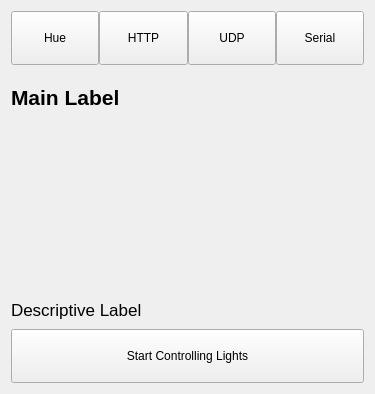
Old version of the form src/discoverypage.ui in the repository timsee/Corluma.
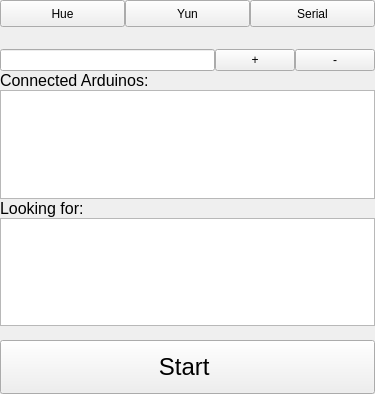
New version of the form.

Diff of the .ui file:
```diff
--- a/src/discoverypage.ui
+++ b/src/discoverypage.ui
@@ -13,16 +13,34 @@
   <property name="windowTitle">
    <string>Form</string>
   </property>
-  <layout class="QGridLayout" name="gridLayout" rowstretch="2,2,6,1,0,2">
-   <item row="0" column="0">
-    <layout class="QHBoxLayout" name="horizontalLayout">
+  <layout class="QVBoxLayout" name="verticalLayout" stretch="2,1,1,1,8,1,8,1,4">
+   <property name="spacing">
+    <number>0</number>
+   </property>
+   <property name="leftMargin">
+    <number>0</number>
+   </property>
+   <property name="topMargin">
+    <number>0</number>
+   </property>
+   <property name="rightMargin">
+    <number>0</number>
+   </property>
+   <property name="bottomMargin">
+    <number>0</number>
+   </property>
+   <item>
+    <layout class="QHBoxLayout" name="commButtonLayout">
      <property name="spacing">
       <number>0</number>
      </property>
+     <property name="topMargin">
+      <number>0</number>
+     </property>
      <item>
       <widget class="QPushButton" name="hueButton">
        <property name="sizePolicy">
-        <sizepolicy hsizetype="Minimum" vsizetype="Expanding">
+        <sizepolicy hsizetype="Expanding" vsizetype="Expanding">
          <horstretch>0</horstretch>
          <verstretch>0</verstretch>
         </sizepolicy>
@@ -33,35 +51,22 @@
       </widget>
      </item>
      <item>
-      <widget class="QPushButton" name="httpButton">
+      <widget class="QPushButton" name="yunButton">
        <property name="sizePolicy">
-        <sizepolicy hsizetype="Minimum" vsizetype="Expanding">
+        <sizepolicy hsizetype="Expanding" vsizetype="Expanding">
          <horstretch>0</horstretch>
          <verstretch>0</verstretch>
         </sizepolicy>
        </property>
        <property name="text">
-        <string>HTTP</string>
-       </property>
-      </widget>
-     </item>
-     <item>
-      <widget class="QPushButton" name="udpButton">
-       <property name="sizePolicy">
-        <sizepolicy hsizetype="Minimum" vsizetype="Expanding">
-         <horstretch>0</horstretch>
-         <verstretch>0</verstretch>
-        </sizepolicy>
-       </property>
-       <property name="text">
-        <string>UDP</string>
+        <string>Yun</string>
        </property>
       </widget>
      </item>
      <item>
       <widget class="QPushButton" name="serialButton">
        <property name="sizePolicy">
-        <sizepolicy hsizetype="Minimum" vsizetype="Expanding">
+        <sizepolicy hsizetype="Expanding" vsizetype="Expanding">
          <horstretch>0</horstretch>
          <verstretch>0</verstretch>
         </sizepolicy>
@@ -73,54 +78,146 @@
      </item>
     </layout>
    </item>
-   <item row="1" column="0">
-    <widget class="QLabel" name="label">
-     <property name="font">
-      <font>
-       <pointsize>16</pointsize>
-       <weight>75</weight>
-       <bold>true</bold>
-      </font>
+   <item>
+    <widget class="QLabel" name="descriptiveLabel">
+     <property name="sizePolicy">
+      <sizepolicy hsizetype="Preferred" vsizetype="Expanding">
+       <horstretch>0</horstretch>
+       <verstretch>0</verstretch>
+      </sizepolicy>
      </property>
-     <property name="text">
-      <string>Main Label</string>
-     </property>
-    </widget>
-   </item>
-   <item row="3" column="0">
-    <widget class="QLabel" name="label_2">
      <property name="font">
       <font>
-       <pointsize>13</pointsize>
+       <pointsize>14</pointsize>
        <weight>50</weight>
        <bold>false</bold>
       </font>
      </property>
      <property name="text">
-      <string>Descriptive Label</string>
-     </property>
-    </widget>
-   </item>
-   <item row="5" column="0">
-    <widget class="QPushButton" name="startButton">
-     <property name="sizePolicy">
-      <sizepolicy hsizetype="Minimum" vsizetype="Expanding">
-       <horstretch>0</horstretch>
-       <verstretch>0</verstretch>
-      </sizepolicy>
-     </property>
-     <property name="text">
-      <string>Start Controlling Lights</string>
-     </property>
-    </widget>
-   </item>
-   <item row="2" column="0">
-    <widget class="QLabel" name="label_3">
-     <property name="text">
       <string/>
      </property>
     </widget>
    </item>
+   <item>
+    <layout class="QHBoxLayout" name="tableInputLayout" stretch="12,2,2">
+     <item>
+      <widget class="QLineEdit" name="lineEdit">
+       <property name="sizePolicy">
+        <sizepolicy hsizetype="Expanding" vsizetype="Expanding">
+         <horstretch>0</horstretch>
+         <verstretch>0</verstretch>
+        </sizepolicy>
+       </property>
+      </widget>
+     </item>
+     <item>
+      <widget class="QPushButton" name="plusButton">
+       <property name="sizePolicy">
+        <sizepolicy hsizetype="Minimum" vsizetype="Expanding">
+         <horstretch>0</horstretch>
+         <verstretch>0</verstretch>
+        </sizepolicy>
+       </property>
+       <property name="text">
+        <string>+</string>
+       </property>
+      </widget>
+     </item>
+     <item>
+      <widget class="QPushButton" name="minusButton">
+       <property name="sizePolicy">
+        <sizepolicy hsizetype="Minimum" vsizetype="Expanding">
+         <horstretch>0</horstretch>
+         <verstretch>0</verstretch>
+        </sizepolicy>
+       </property>
+       <property name="text">
+        <string>-</string>
+       </property>
+      </widget>
+     </item>
+    </layout>
+   </item>
+   <item>
+    <widget class="QLabel" name="connectedLabel">
+     <property name="sizePolicy">
+      <sizepolicy hsizetype="Preferred" vsizetype="Expanding">
+       <horstretch>0</horstretch>
+       <verstretch>0</verstretch>
+      </sizepolicy>
+     </property>
+     <property name="font">
+      <font>
+       <pointsize>12</pointsize>
+      </font>
+     </property>
+     <property name="text">
+      <string>Connected Arduinos:</string>
+     </property>
+    </widget>
+   </item>
+   <item>
+    <widget class="QListWidget" name="connectedList">
+     <property name="verticalScrollMode">
+      <enum>QAbstractItemView::ScrollPerPixel</enum>
+     </property>
+     <property name="horizontalScrollMode">
+      <enum>QAbstractItemView::ScrollPerItem</enum>
+     </property>
+    </widget>
+   </item>
+   <item>
+    <widget class="QLabel" name="discoveringLabel">
+     <property name="sizePolicy">
+      <sizepolicy hsizetype="Preferred" vsizetype="Expanding">
+       <horstretch>0</horstretch>
+       <verstretch>0</verstretch>
+      </sizepolicy>
+     </property>
+     <property name="font">
+      <font>
+       <pointsize>12</pointsize>
+      </font>
+     </property>
+     <property name="text">
+      <string>Looking for:</string>
+     </property>
+    </widget>
+   </item>
+   <item>
+    <widget class="QListWidget" name="discoveringList"/>
+   </item>
+   <item>
+    <spacer name="verticalSpacer">
+     <property name="orientation">
+      <enum>Qt::Vertical</enum>
+     </property>
+     <property name="sizeHint" stdset="0">
+      <size>
+       <width>20</width>
+       <height>40</height>
+      </size>
+     </property>
+    </spacer>
+   </item>
+   <item>
+    <widget class="QPushButton" name="startButton">
+     <property name="sizePolicy">
+      <sizepolicy hsizetype="Expanding" vsizetype="Expanding">
+       <horstretch>0</horstretch>
+       <verstretch>0</verstretch>
+      </sizepolicy>
+     </property>
+     <property name="font">
+      <font>
+       <pointsize>18</pointsize>
+      </font>
+     </property>
+     <property name="text">
+      <string>Start </string>
+     </property>
+    </widget>
+   </item>
   </layout>
  </widget>
  <resources/>
```
